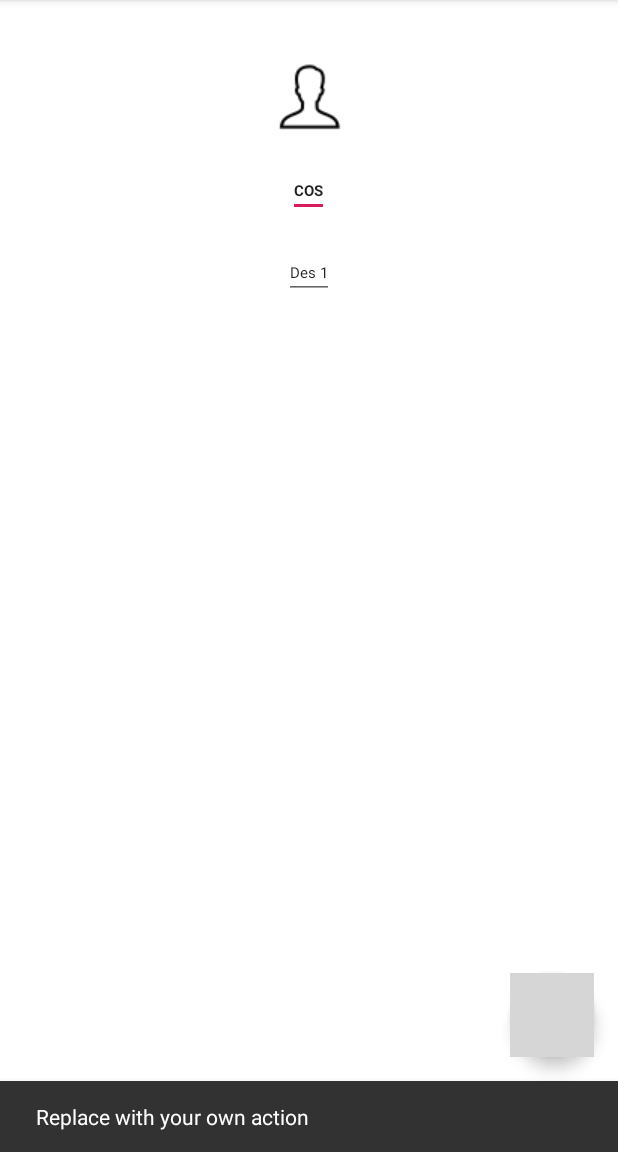
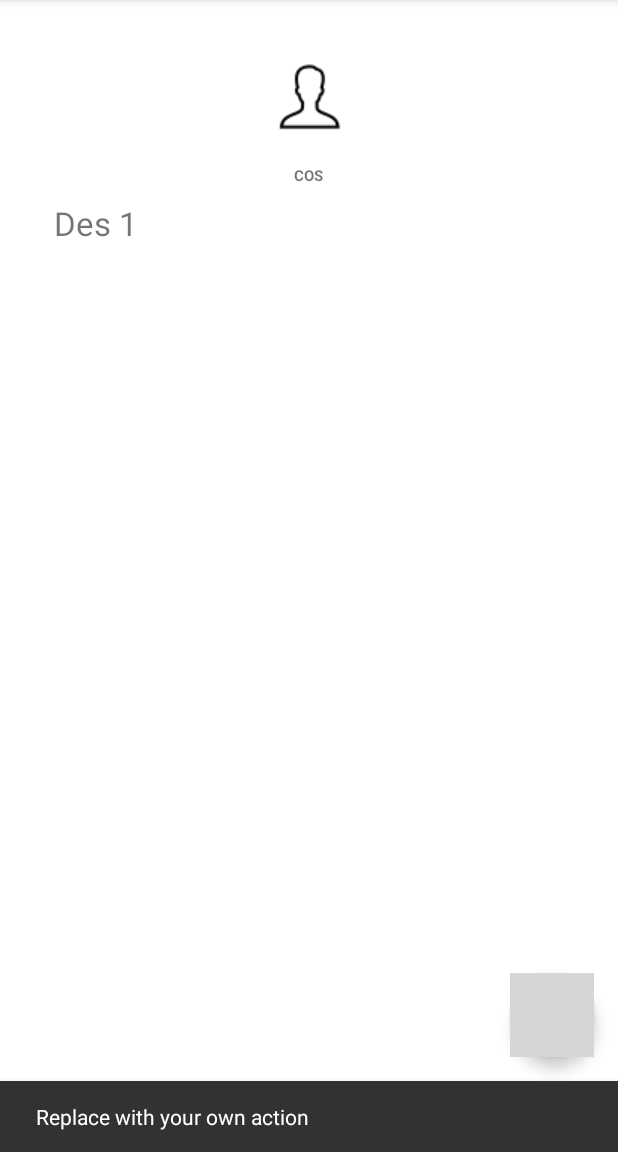
Before and after one commit to DanishAli01/Medi_Assist, an Android app: the MainActivity screen opened directly, with no data from a screen before it, after a tap on an icon or button, on a phone screen of 412 x 824 dp, the part 84-1236 px from its top. Run offline under Robolectric (Android 15) with nearby library versions, the phone set to English and light mode, and no system bars; 2 statements that could not run were skipped; grey boxes are pictures that could not be loaded.

```diff
--- a/app/src/main/java/com/example/danishali/assignment03/myapplication/SlideAdapter.java
+++ b/app/src/main/java/com/example/danishali/assignment03/myapplication/SlideAdapter.java
@@ -51,6 +51,10 @@ public class SlideAdapter extends PagerAdapter {
             "Des 4"
     };
 
+    public void setLst_descriptions(String s){
+        lst_descriptions[0] = s;
+    }
+
     public int [] lst_background = {
 
             Color.rgb(255,255,255),
--- a/app/src/main/java/com/example/danishali/assignment03/myapplication/com/example/danishali/assignment03/myapplication/DashBoard/MainActivity.java
+++ b/app/src/main/java/com/example/danishali/assignment03/myapplication/com/example/danishali/assignment03/myapplication/DashBoard/MainActivity.java
@@ -1,5 +1,6 @@
 package com.example.danishali.assignment03.myapplication.com.example.danishali.assignment03.myapplication.DashBoard;
 
+import android.content.Context;
 import android.os.Bundle;
 import android.support.design.widget.FloatingActionButton;
 import android.support.design.widget.NavigationView;
@@ -14,13 +15,18 @@ import android.view.Menu;
 import android.view.MenuItem;
 import android.view.View;
 import android.widget.TextView;
+import android.widget.Toast;
 
 import com.example.danishali.assignment03.myapplication.R;
 import com.example.danishali.assignment03.myapplication.SlideAdapter;
+import com.example.danishali.assignment03.myapplication.com.example.danishali.assignment03.myapplication.Accounts.LoginActivity;
+import com.example.danishali.assignment03.myapplication.com.example.danishali.assignment03.myapplication.Models.PersonalProfile;
 import com.example.danishali.assignment03.myapplication.com.example.danishali.assignment03.myapplication.PersonalProfile.GivenAddress;
 import com.example.danishali.assignment03.myapplication.com.example.danishali.assignment03.myapplication.PersonalProfile.GivenContact;
 import com.example.danishali.assignment03.myapplication.com.example.danishali.assignment03.myapplication.PersonalProfile.PersonProfile;
+import com.example.danishali.assignment03.myapplication.com.example.danishali.assignment03.myapplication.RestServices.ProfileRemoteDAO;
 
+import org.json.JSONObject;
 
 
 public class MainActivity extends AppCompatActivity
@@ -29,6 +35,8 @@ public class MainActivity extends AppCompatActivity
     private ViewPager viewPager;
     private SlideAdapter slideAdapter;
     private TextView nav_header_title;
+    private ProfileRemoteDAO profileRemoteDAO;
+    private PersonalProfile profile;
 
 
     @Override
@@ -36,10 +44,18 @@ public class MainActivity extends AppCompatActivity
         super.onCreate(savedInstanceState);
         setContentView(R.layout.activity_main);
 
+       // String profile= getIntent().getStringExtra("Profile");
+
+//receive
+        profile = (PersonalProfile) getIntent().getSerializableExtra("Profile");
+
         viewPager = (ViewPager) findViewById(R.id.viewpager);
         slideAdapter = new SlideAdapter(this);
         viewPager.setAdapter(slideAdapter);
         nav_header_title = (TextView)  findViewById(R.id.nav_header_profile);
+       profileRemoteDAO = new ProfileRemoteDAO(this);
+        slideAdapter.setLst_descriptions(profile.toString());
+
         //nav_header_title.setText();
 
 
--- a/app/src/main/res/layout/slide.xml
+++ b/app/src/main/res/layout/slide.xml
@@ -15,7 +15,7 @@
         android:layout_height="50dp"
         android:scaleType="fitCenter" />
 
-    <EditText
+    <TextView
         android:id="@+id/title"
         android:layout_width="wrap_content"
         android:layout_height="wrap_content"
@@ -24,14 +24,25 @@
         android:textSize="10sp"
         android:textStyle="bold" />
 
-    <EditText
+    <!--<TextView-->
+        <!--android:id="@+id/DescritpitonHere"-->
+        <!--android:layout_width="wrap_content"-->
+        <!--android:layout_height="wrap_content"-->
+        <!--android:layout_marginTop="20dp"-->
+        <!--android:text="Description"-->
+        <!--android:textAlignment="center"-->
+        <!--android:textSize="25sp" />-->
+
+    <TextView
+        android:padding="10dp"
         android:id="@+id/DescritpitonHere"
-        android:layout_width="wrap_content"
+        android:layout_width="360dp"
         android:layout_height="wrap_content"
-        android:layout_marginTop="20dp"
-        android:text="Description"
-        android:textAlignment="center"
-        android:textSize="10sp" />
+        android:background="#fff"
+        android:gravity="left"
+        android:textSize="22sp"
+        android:textStyle="normal" />
+
 
     <!--<android.support.design.widget.TextInputLayout-->
     <!--android:layout_width="match_parent"-->
--- a/app/src/main/res/values/strings.xml
+++ b/app/src/main/res/values/strings.xml
@@ -6,7 +6,7 @@
     <string name="nav_header_subtitle">android.studio@android.com</string>
     <string name="nav_header_desc">Navigation header</string>
     <string name="action_settings">Settings</string>
-    <string name="domain">http://192.168.0.38:8083/</string>
+    <string name="domain">http://192.168.0.39:8083/</string>
     <string name="endpoint">profile</string>
     <string name="title_activity_bottom_navigation">BottomNavigation</string>
     <string name="title_home">Home</string>
```
Also changed, not shown: app/src/main/java/com/example/danishali/assignment03/myapplication/com/example/danishali/assignment03/myapplication/Accounts/LoginActivity.java (+9 -4 lines), app/src/main/java/com/example/danishali/assignment03/myapplication/com/example/danishali/assignment03/myapplication/Models/PersonalProfile.java (added, +124 -0 lines), app/src/main/java/com/example/danishali/assignment03/myapplication/com/example/danishali/assignment03/myapplication/RestServices/VolleyRequestHandler.java (added, +94 -0 lines).
